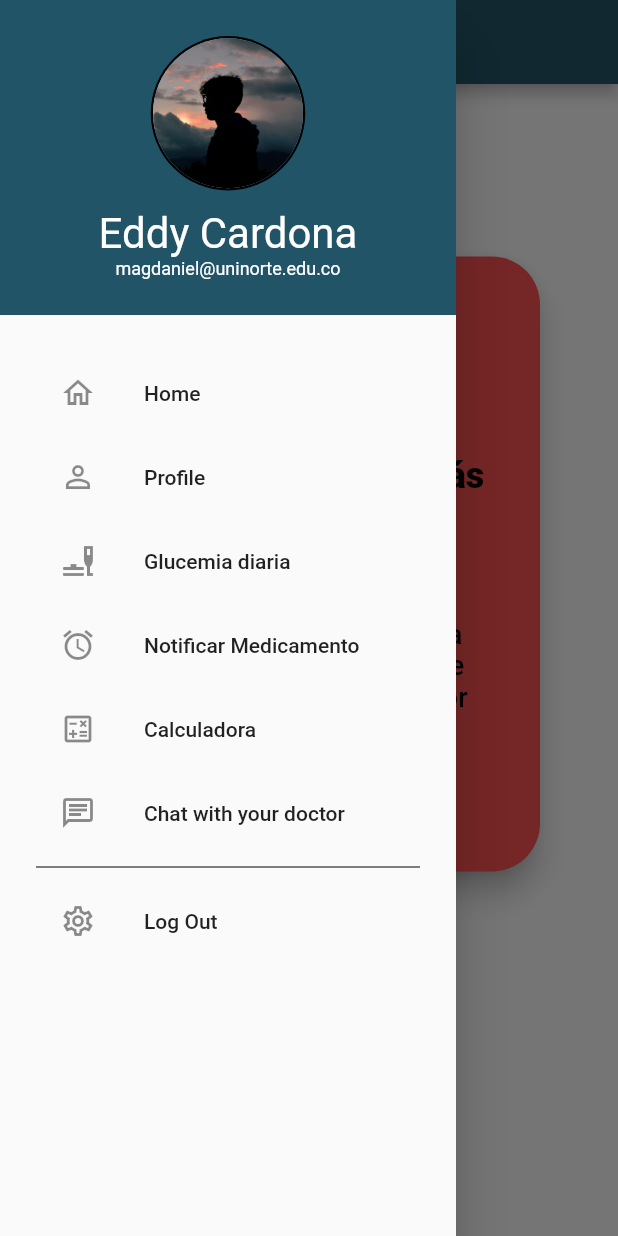
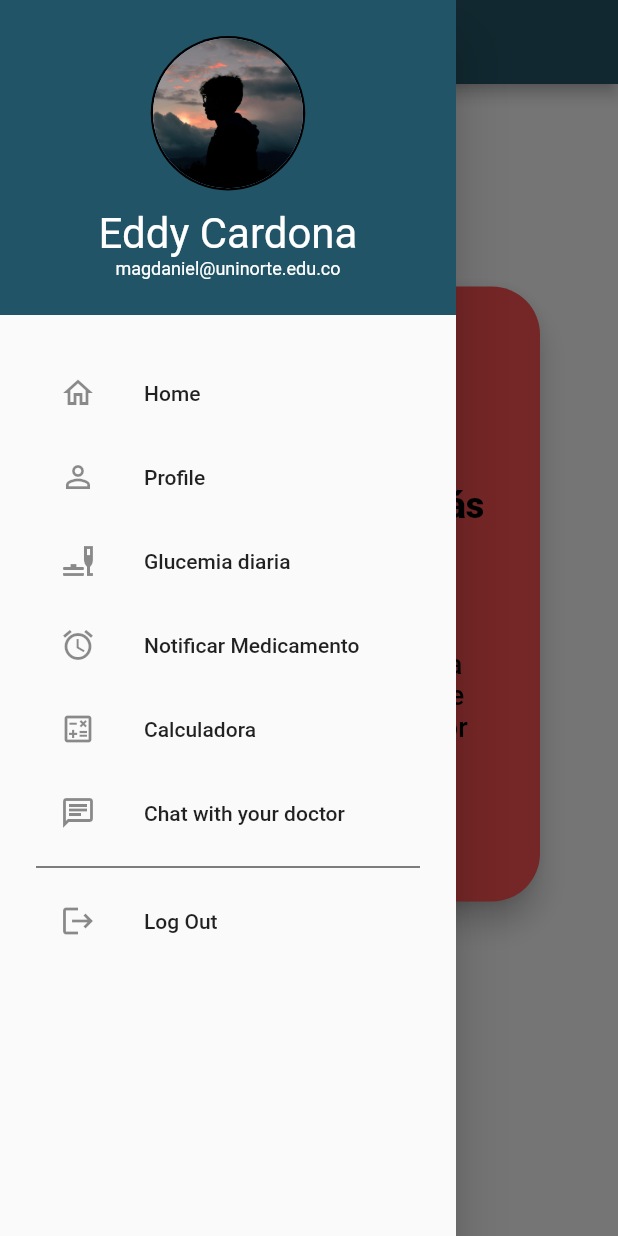
Before and after one commit to magdaniele/DIABETES_ASSISTANT, a Flutter app: the HomePage screen opened directly, with the side drawer open, on a phone screen of 412 x 824 dp. Run offline on Flutter 3.47's test engine with Material 2 defaults, Android fonts, the phone set to English and light mode, and no system bars; our stand-ins replace animated_theme_switcher, charts_flutter, dotted_border, faker, firebase_auth, firebase_core and 6 more; accounts and stored records are empty; Roboto replaces fonts that are missing (Avenir).

Commit message:
Feat: :sparkles: Navigation based on authentication + Fix: :hammer: HomePage out-of-bound error

```diff
--- a/lib/privatePages/home.dart
+++ b/lib/privatePages/home.dart
@@ -18,7 +18,9 @@ class HomePage extends StatelessWidget {
         child: Builder(
           builder: (context) => Scaffold(
             appBar: AppBar(
-                title: const Text('Home'), backgroundColor: Color(0xFF8215466)),
+              title: const Text('Diabetes Assistant'),
+              backgroundColor: Color(0xFF8215466),
+            ),
             drawer: const NavigationDrawer(),
             body: _homePage(context),
           ),
@@ -38,32 +40,40 @@ class HomePage extends StatelessWidget {
                   'Consejos',
                   style: TextStyle(
                       fontFamily: 'Avenir',
-                      fontSize: 40,
-                      color: isDarkMode?  Color.fromARGB(248, 222, 237, 243) : Color(0xFF8215466),
+                      fontSize: 30,
+                      color: isDarkMode
+                          ? Color.fromARGB(248, 222, 237, 243)
+                          : Color(0xFF8215466),
                       fontWeight: FontWeight.w900),
                 )
               ]),
             ),
             Container(
-              height: MediaQuery.of(context).size.height- 4 * 64,
-              padding: const EdgeInsets.only(left: 32),
+              height: MediaQuery.of(context).size.height - 4 * 64,
+              padding: const EdgeInsets.only(left: 32, top: 32),
               child: Swiper(
                 itemCount: consejos.length,
                 itemWidth: MediaQuery.of(context).size.width - 2 * 64,
                 layout: SwiperLayout.STACK,
                 pagination: SwiperPagination(
+                  margin: EdgeInsets.only(right: 32),
                   builder: DotSwiperPaginationBuilder(
                     activeSize: 15,
                     space: 8,
                     activeColor: Color(0XFF215466),
                     color: Color(0xFF84BDCE),
                   ),
-                  alignment: Alignment.bottomCenter,
+                  alignment: Alignment.topCenter,
                 ),
                 itemBuilder: (context, index) {
-                  return InkWell(
+                  return SingleChildScrollView(
+                      child: InkWell(
                     onTap: () {
-                      Navigator.push(context, PageRouteBuilder(pageBuilder: (context,a,b)=>DetailPage(consejo: consejos[index])));
+                      Navigator.push(
+                          context,
+                          PageRouteBuilder(
+                              pageBuilder: (context, a, b) =>
+                                  DetailPage(consejo: consejos[index])));
                     },
                     child: Stack(children: <Widget>[
                       Column(
@@ -87,9 +97,11 @@ class HomePage extends StatelessWidget {
                                       style: TextStyle(
                                           fontFamily: 'Avenir',
                                           fontSize: 24,
-                                          color: isDarkMode? Colors.white :Colors.black,
+                                          color: isDarkMode
+                                              ? Colors.white
+                                              : Colors.black,
                                           fontWeight: FontWeight.w900),
-                                          textAlign: TextAlign.center,
+                                      textAlign: TextAlign.center,
                                     ),
                                     SizedBox(height: 32),
                                     Text(
@@ -98,7 +110,9 @@ class HomePage extends StatelessWidget {
                                       style: TextStyle(
                                           fontFamily: 'Avenir',
                                           fontSize: 18,
-                                          color: isDarkMode? Colors.white :Colors.black,
+                                          color: isDarkMode
+                                              ? Colors.white
+                                              : Colors.black,
                                           fontWeight: FontWeight.w500),
                                     ),
                                     SizedBox(height: 50),
@@ -109,7 +123,9 @@ class HomePage extends StatelessWidget {
                                           style: TextStyle(
                                               fontFamily: 'Avenir',
                                               fontSize: 16,
-                                              color: isDarkMode? Colors.white :Colors.black,
+                                              color: isDarkMode
+                                                  ? Colors.white
+                                                  : Colors.black,
                                               fontWeight: FontWeight.w500),
                                           textAlign: TextAlign.right,
                                         ),
@@ -125,7 +141,7 @@ class HomePage extends StatelessWidget {
                         tag: consejos[index].position,
                         child: Image.asset(consejos[index].iconImage)) */
                     ]),
-                  );
+                  ));
                 },
               ),
             )
--- a/lib/widget/navigationDrawer.dart
+++ b/lib/widget/navigationDrawer.dart
@@ -10,6 +10,7 @@ import 'package:diabetes_assistant/privatePages/home.dart';
 import 'package:diabetes_assistant/privatePages/profile.dart';
 import 'package:diabetes_assistant/privatePages/settings.dart';
 import 'package:flutter/material.dart';
+import 'package:firebase_auth/firebase_auth.dart';
 import 'package:diabetes_assistant/utils/userPreferences.dart';
 
 class NavigationDrawer extends StatelessWidget {
@@ -138,13 +139,13 @@ class NavigationDrawer extends StatelessWidget {
           ),
           const Divider(color: Colors.black),
           ListTile(
-            leading: const Icon(Icons.settings_outlined),
+            leading: const Icon(Icons.logout),
             title: const Text('Log Out'),
             onTap: () {
-              Navigator.pop(context);
-              Navigator.of(context).push(
-                MaterialPageRoute(builder: (context) => Login()),
-              );
+              FirebaseAuth.instance.signOut().then((value) => {
+                    Navigator.of(context).pushReplacement(
+                        MaterialPageRoute(builder: ((context) => Login())))
+                  });
             },
           ),
         ],
```
Also changed, not shown: lib/main.dart (+16 -2 lines).
